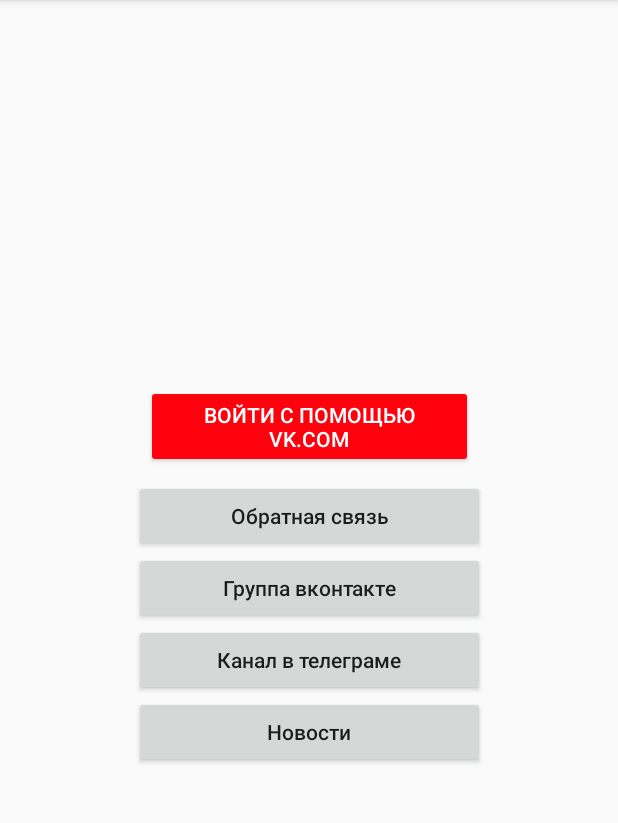
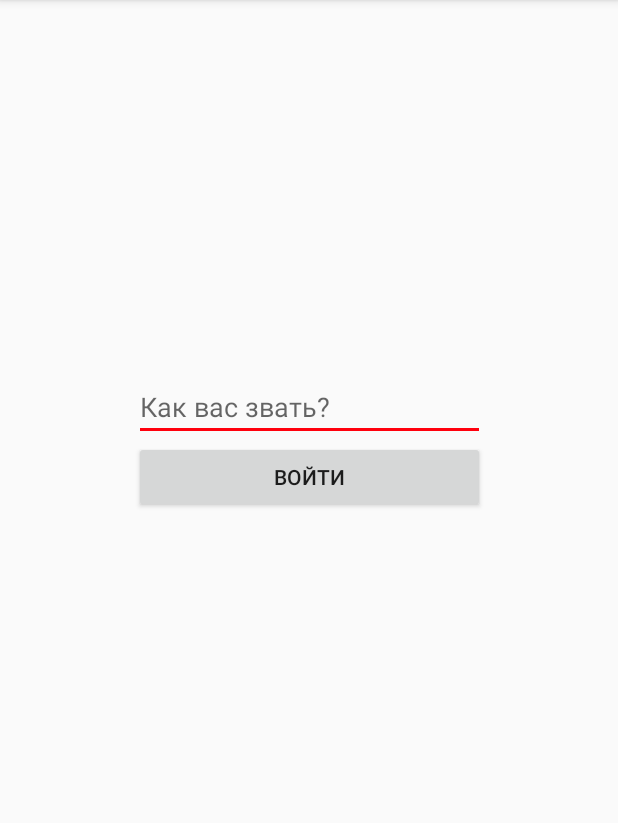
Before and after one commit to NMelis/NeboBotApp, an Android app: the screen it shows after launch (AuthActivity), on a phone screen of 412 x 824 dp, the part 84-907 px from its top. Run offline under Robolectric (Android 15) with nearby library versions, the phone set to English and light mode, and no system bars; libraries missing offline, so code that uses them is left out: com.crashlytics.android, com.vk.sdk, de.keyboardsurfer.android, io.fabric.sdk, org.litepal and 1 more; 7 statements that could not run were skipped.

Commit message:
delete outh with vk

```diff
--- a/app/src/main/AndroidManifest.xml
+++ b/app/src/main/AndroidManifest.xml
@@ -26,7 +26,7 @@
         android:usesCleartextTraffic="true"
         tools:ignore="GoogleAppIndexingWarning"
         tools:targetApi="m">
-        <activity android:name=".LicenseActivity"></activity>
+        <activity android:name=".LicenseActivity" />
         <activity android:name=".MoneySponsorListActivity" />
         <activity
             android:name=".HelpMoneyActivity"
--- a/app/src/main/assets/litepal.xml
+++ b/app/src/main/assets/litepal.xml
@@ -19,7 +19,7 @@
 			For example:
     	<version value="1" />
     -->
-    <version value="5" />
+    <version value="15" />
 
     <!--
     	Define your models in the list with mapping tag, LitePal will
--- a/app/src/main/java/bot/nebo/myapplication/AuthActivity.java
+++ b/app/src/main/java/bot/nebo/myapplication/AuthActivity.java
@@ -11,6 +11,7 @@
 import android.support.v7.app.AppCompatActivity;
 import android.view.View;
 import android.widget.Button;
+import android.widget.EditText;
 import android.widget.Toast;
 
 import com.crashlytics.android.Crashlytics;
@@ -40,19 +41,19 @@
 
 public class AuthActivity extends AppCompatActivity {
     static User user;
-    String[] scope = new String[]{VKScope.EMAIL};
-    Button authVkBtn;
+    EditText myName;
 
 
     @Override
     protected void onCreate(Bundle savedInstanceState) {
         super.onCreate(savedInstanceState);
         if (!MainActivity.isDev) Fabric.with(this, new Crashlytics());
+        setContentView(R.layout.activity_auth);
+        myName = findViewById(R.id.myName);
+
         Helper.log("Login to app");
-        setContentView(R.layout.activity_auth);
         StrictMode.ThreadPolicy policy = new StrictMode.ThreadPolicy.Builder().permitAll().build();
         StrictMode.setThreadPolicy(policy);
-        authVkBtn = (Button) findViewById(R.id.authVkBtn);
         AuthActivity.user = LitePal.findFirst(User.class);
         System.out.println("user" + user);
         checkNewVersionApp();
@@ -72,40 +73,22 @@
             Crouton.makeText(this, "Нету доступ к интернету", Style.INFO).show();
             return;
         }
-        final VKAccessToken token = VKAccessToken.currentToken();
-        final Activity activity = (Activity) this;
-        if (token == null || token.isExpired()) { VKSdk.login(this, scope);}
+
+        if (myName.getText().toString().equals("")){
+            Crouton.makeText(this, "Введите хотябы кличку собаки вашего соседа из университете", Style.ALERT).show();
+            return;
+        }
         if (AuthActivity.user == null) {
-            if (VKSdk.isLoggedIn()) {
-                authVkBtn.setEnabled(false);
-                Crouton.makeText(this, "Секундочку", Style.INFO).show();
+            AuthActivity.user = new User();
+            AuthActivity.user.setVkId("123123123123");
+            AuthActivity.user.setVkFirstName(myName.getText().toString());
+            AuthActivity.user.setVkLastName("41241");
+            AuthActivity.user.save();
+        }
+        Crouton.makeText(this, "Привет, " + user.getVkFirstName() + "!", Style.INFO).show();
 
-                VKApi.users().get().executeWithListener(new VKRequest.VKRequestListener() {
-                    @Override
-                    public void onComplete(VKResponse response) {
-                        VKApiUser user = (VKApiUser) ((VKList) response.parsedModel).get(0);
-                        Crouton.makeText(activity, "Привет, " + user.first_name + "!", Style.INFO).show();
-                        if (AuthActivity.user == null) {
-                            AuthActivity.user = new User();
-                            if (token.email != null) {
-                                AuthActivity.user.setVkEmail(token.email);
-                            }
-                            AuthActivity.user.setVkId(String.valueOf(user.getId()));
-                            AuthActivity.user.setVkFirstName(user.first_name);
-                            AuthActivity.user.setVkLastName(user.last_name);
-                            AuthActivity.user.save();
-                        }
-                        start(String.valueOf(user.getId()));
-
-                    }
-                });
-            }
-
-        }
-        else {
-            Crouton.makeText(this, "Привет, " + user.getVkFirstName() + "!", Style.INFO).show();
-            start(user.getVkId());
-        }
+        Intent intent = new Intent(getBaseContext(), MainActivity.class);
+        startActivity(intent);
     }
 
     private boolean checkInternet(){
--- a/app/src/main/java/bot/nebo/myapplication/MainActivity.java
+++ b/app/src/main/java/bot/nebo/myapplication/MainActivity.java
@@ -32,7 +32,7 @@
 public class MainActivity extends Activity {
     // TODO To need change version & isDev every build apk
     public static final float VERSION_APP = (float) 1.1;
-    public static final boolean isDev = false;
+    public static final boolean isDev = true;
     static User user;
     Button btnLoadAccounts;
 
--- a/app/src/main/java/bot/nebo/myapplication/VKApplication.java
+++ b/app/src/main/java/bot/nebo/myapplication/VKApplication.java
@@ -24,21 +24,10 @@
     public static final String urlWebMoney= "R591665965981";
     public static final String urlQiwi= "+79139248443";
 
-    VKAccessTokenTracker vkAccessTokenTracker = new VKAccessTokenTracker() {
-        @Override
-        public void onVKAccessTokenChanged(VKAccessToken oldToken, VKAccessToken newToken) {
-            if (newToken == null) {
-                Intent intent = new Intent(VKApplication.this, MainActivity.class);
-                intent.setFlags(Intent.FLAG_ACTIVITY_NEW_TASK|Intent.FLAG_ACTIVITY_CLEAR_TOP);
-                startActivity(intent);
-            }
-        }
-    };
     @Override
     public void onCreate() {
         super.onCreate();
         if (!MainActivity.isDev) Fabric.with(this, new Crashlytics());
-        VKSdk.initialize(this);
         LitePal.initialize(this);
         String[] fingerprints = VKUtil.getCertificateFingerprint(this, this.getPackageName());
         Helper.log("Open app");
--- a/app/src/main/java/bot/nebo/myapplication/helper/Helper.java
+++ b/app/src/main/java/bot/nebo/myapplication/helper/Helper.java
@@ -21,6 +21,7 @@
         AddAccountActivity.user = LitePal.findFirst(User.class);
         String userName = "NoName";
         if (AddAccountActivity.user != null) userName = AddAccountActivity.user.getVkFirstName();
+        if (userName == null) {userName = "Хрень";}
         return userName;
     }
 
--- a/app/src/main/res/layout/activity_auth.xml
+++ b/app/src/main/res/layout/activity_auth.xml
@@ -21,56 +21,20 @@
         app:layout_constraintStart_toStartOf="parent"
         app:layout_constraintTop_toTopOf="parent">
 
-        <Button
-            android:id="@+id/authVkBtn"
-            style="@style/Widget.AppCompat.Button.Colored"
-            android:layout_width="wrap_content"
+        <EditText
+            android:id="@+id/myName"
+            android:layout_width="match_parent"
             android:layout_height="wrap_content"
-            android:layout_marginStart="8dp"
-            android:layout_marginLeft="8dp"
-            android:layout_marginTop="8dp"
-            android:layout_marginEnd="8dp"
-            android:layout_marginRight="8dp"
-            android:layout_marginBottom="8dp"
-            android:onClick="onAuth"
-            android:text="@string/authWithVk"
-            app:layout_constraintBottom_toBottomOf="parent"
-            app:layout_constraintEnd_toEndOf="parent"
-            app:layout_constraintHorizontal_bias="0.503"
-            app:layout_constraintStart_toStartOf="parent"
-            app:layout_constraintTop_toTopOf="parent" />
+            android:ems="10"
+            android:hint="Как вас звать?"
+            android:inputType="textPersonName" />
 
         <Button
-            android:id="@+id/support"
+            android:id="@+id/button10"
             android:layout_width="match_parent"
             android:layout_height="wrap_content"
-            android:onClick="onSupport"
-            android:text="@string/textSupport"
-            android:textAllCaps="false" />
-
-        <Button
-            android:id="@+id/button2"
-            android:layout_width="match_parent"
-            android:layout_height="wrap_content"
-            android:onClick="onGroupVK"
-            android:text="@string/textVkGroup"
-            android:textAllCaps="false" />
-
-        <Button
-            android:id="@+id/button3"
-            android:layout_width="match_parent"
-            android:layout_height="wrap_content"
-            android:onClick="onCannelTG"
-            android:text="@string/textTGChannel"
-            android:textAllCaps="false" />
-
-        <Button
-            android:id="@+id/button"
-            android:layout_width="match_parent"
-            android:layout_height="wrap_content"
-            android:onClick="onNews"
-            android:text="@string/textNew"
-            android:textAllCaps="false" />
+            android:onClick="onAuth"
+            android:text="Войти" />
     </LinearLayout>
 
 </android.support.constraint.ConstraintLayout>
```
